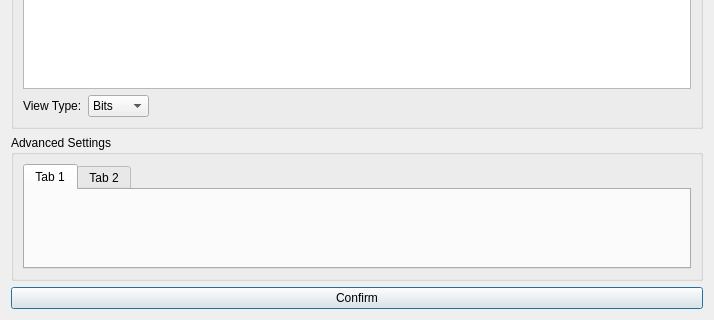
Before: the Qt Designer form ui/properties_dialog.ui in jopohl/urh, drawn with Qt 5; both pictures show x 0 to 714 and y 143 to 463 of the 714 by 463 pixel window.
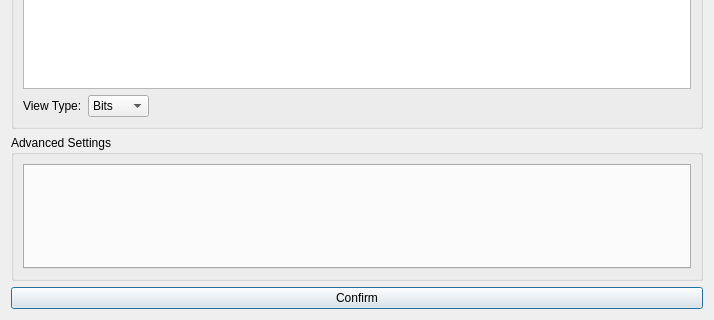
After: the same form once the commit is applied. Custom widgets are drawn as their Qt base class.

Commit message: dynamic tab creation in label dialog depending on special status labels

Patch:
```diff
--- a/ui/properties_dialog.ui
+++ b/ui/properties_dialog.ui
@@ -94,18 +94,7 @@
      </property>
      <layout class="QVBoxLayout" name="verticalLayout_2">
       <item>
-       <widget class="QTabWidget" name="tabWidgetAdvancedSettings">
-        <widget class="QWidget" name="tab">
-         <attribute name="title">
-          <string>Tab 1</string>
-         </attribute>
-        </widget>
-        <widget class="QWidget" name="tab_2">
-         <attribute name="title">
-          <string>Tab 2</string>
-         </attribute>
-        </widget>
-       </widget>
+       <widget class="QTabWidget" name="tabWidgetAdvancedSettings"/>
       </item>
      </layout>
     </widget>
```
The commit also changes 5 other files.
